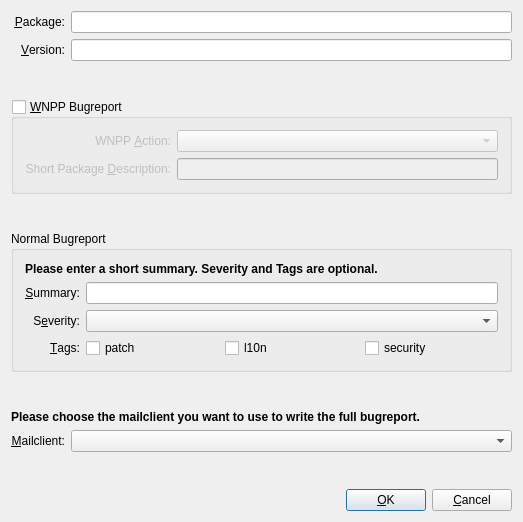
First picture: the form in src/ui/submitdialog.ui, repository venthur/reportbug-ng, before the edit.
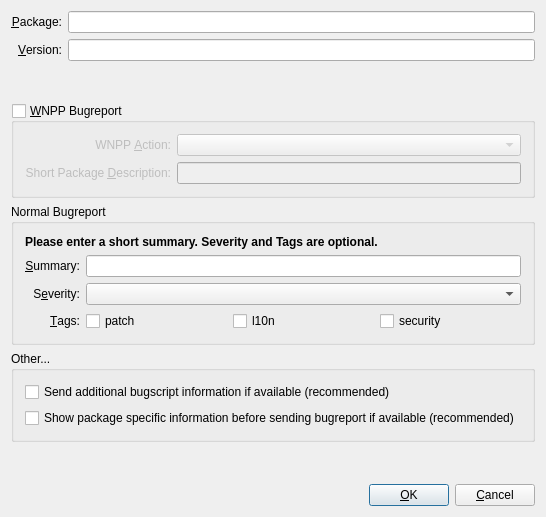
Second picture: the form after the edit.

Commit message: + Removed mua chooser from submit dialog and moved it to settings + Added options to for script and presubj to submit dialog

The edit to the form file:
```diff
--- a/src/ui/submitdialog.ui
+++ b/src/ui/submitdialog.ui
@@ -5,8 +5,8 @@
    <rect>
     <x>0</x>
     <y>0</y>
-    <width>523</width>
-    <height>522</height>
+    <width>546</width>
+    <height>517</height>
    </rect>
   </property>
   <property name="windowTitle" >
@@ -135,23 +135,7 @@
      <zorder>textLabel2_3</zorder>
     </widget>
    </item>
-   <item row="4" column="1" >
-    <spacer name="spacer8" >
-     <property name="orientation" >
-      <enum>Qt::Vertical</enum>
-     </property>
-     <property name="sizeType" >
-      <enum>QSizePolicy::Expanding</enum>
-     </property>
-     <property name="sizeHint" stdset="0" >
-      <size>
-       <width>20</width>
-       <height>16</height>
-      </size>
-     </property>
-    </spacer>
-   </item>
-   <item row="5" column="0" colspan="2" >
+   <item row="4" column="0" colspan="2" >
     <widget class="QGroupBox" name="bug_groupBox" >
      <property name="title" >
       <string>Normal Bugreport</string>
@@ -258,52 +242,30 @@
      </layout>
     </widget>
    </item>
+   <item row="5" column="0" colspan="2" >
+    <widget class="QGroupBox" name="groupBox_other" >
+     <property name="title" >
+      <string>Other...</string>
+     </property>
+     <layout class="QVBoxLayout" name="verticalLayout_2" >
+      <item>
+       <widget class="QCheckBox" name="checkBox_script" >
+        <property name="text" >
+         <string>Send additional bugscript information if available (recommended)</string>
+        </property>
+       </widget>
+      </item>
+      <item>
+       <widget class="QCheckBox" name="checkBox_presubj" >
+        <property name="text" >
+         <string>Show package specific information before sending bugreport if available (recommended)</string>
+        </property>
+       </widget>
+      </item>
+     </layout>
+    </widget>
+   </item>
    <item row="6" column="1" >
-    <spacer name="spacer4" >
-     <property name="orientation" >
-      <enum>Qt::Vertical</enum>
-     </property>
-     <property name="sizeType" >
-      <enum>QSizePolicy::Expanding</enum>
-     </property>
-     <property name="sizeHint" stdset="0" >
-      <size>
-       <width>20</width>
-       <height>16</height>
-      </size>
-     </property>
-    </spacer>
-   </item>
-   <item row="7" column="0" colspan="2" >
-    <widget class="QLabel" name="textLabel5" >
-     <property name="text" >
-      <string>&lt;b>Please choose the mailclient you want to use to write the full bugreport.&lt;/b></string>
-     </property>
-     <property name="wordWrap" >
-      <bool>false</bool>
-     </property>
-    </widget>
-   </item>
-   <item row="8" column="0" >
-    <widget class="QLabel" name="textLabel6" >
-     <property name="text" >
-      <string>&amp;Mailclient:</string>
-     </property>
-     <property name="alignment" >
-      <set>Qt::AlignRight|Qt::AlignTrailing|Qt::AlignVCenter</set>
-     </property>
-     <property name="wordWrap" >
-      <bool>false</bool>
-     </property>
-     <property name="buddy" >
-      <cstring>comboBoxMUA</cstring>
-     </property>
-    </widget>
-   </item>
-   <item row="8" column="1" >
-    <widget class="QComboBox" name="comboBoxMUA" />
-   </item>
-   <item row="9" column="1" >
     <spacer name="spacer7" >
      <property name="orientation" >
       <enum>Qt::Vertical</enum>
@@ -319,7 +281,7 @@
      </property>
     </spacer>
    </item>
-   <item row="10" column="0" colspan="2" >
+   <item row="7" column="0" colspan="2" >
     <layout class="QHBoxLayout" >
      <item>
       <spacer name="spacer3" >
```
Left out of the diff: 13 changed lines with no effect on the pictures. The commit also changes 5 other files.
